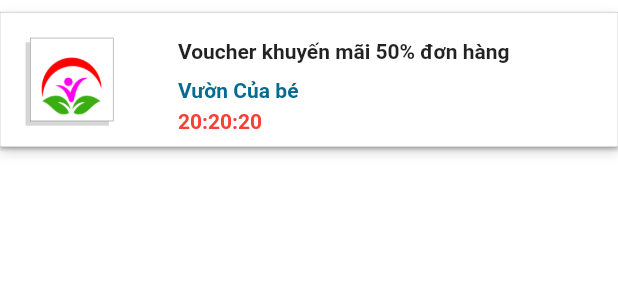
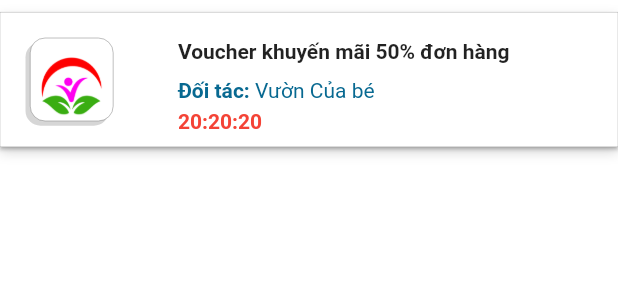
Before and after one commit to NhaPCS/baby_garden, a Flutter app: the VoucherCard widget shown alone on an empty page, opened directly, on a phone screen of 412 x 824 dp. Shown: the top 300 px of the screen. Run offline on Flutter 3.47's test engine with Material 2 defaults, Android fonts, the phone set to English and light mode, and no system bars; our stand-ins replace auto_size_text, cached_network_image, carousel_slider, dots_indicator, flutter_svg, font_awesome_flutter and 4 more; accounts and stored records are empty; network calls fail.

Commit message:
add title partner

```diff
--- a/lib/screen/voucher/voucherCard.dart
+++ b/lib/screen/voucher/voucherCard.dart
@@ -1,3 +1,4 @@
+import 'package:baby_garden_flutter/generated/l10n.dart';
 import 'package:baby_garden_flutter/util/resource.dart';
 import 'package:flutter/cupertino.dart';
 import 'package:flutter/material.dart';
@@ -7,9 +8,15 @@ class VoucherCard extends StatelessWidget {
   final description;
   final partner;
   final timeRemain;
+  final context;
 
   VoucherCard(
-      {Key key, this.image, this.description, this.partner, this.timeRemain})
+      {Key key,
+      this.image,
+      this.description,
+      this.partner,
+      this.timeRemain,
+      this.context})
       : super(key: key);
 
   @override
@@ -39,6 +46,7 @@ class VoucherCard extends StatelessWidget {
           Container(
             margin: EdgeInsets.only(left: 20),
             decoration: BoxDecoration(
+                borderRadius: BorderRadius.circular(10.0),
                 color: Colors.white,
                 boxShadow: [
                   BoxShadow(
@@ -49,7 +57,7 @@ class VoucherCard extends StatelessWidget {
                 border: Border.all(
                     color: Color.fromRGBO(112, 112, 112, 1), width: 0.3)),
             child: ClipRRect(
-              borderRadius: BorderRadius.circular(5.0),
+              // borderRadius: BorderRadius.circular(5.0),
               child: Image.asset(
                 this.image,
                 width: 55.0,
@@ -74,10 +82,16 @@ class VoucherCard extends StatelessWidget {
                       ),
                       Padding(
                           padding: const EdgeInsets.only(top: 10),
-                          child: Text(this.partner,
-                              style: TextStyle(
+                          child: Row(children: <Widget>[
+                            Text(S.of(this.context).partner + ': ',
+                                style: TextStyle(
+                                    color: Color.fromRGBO(8, 105, 145, 1),
+                                    fontWeight: FontWeight.bold)),
+                            Text(this.partner,
+                                style: TextStyle(
                                   color: Color.fromRGBO(8, 105, 145, 1),
-                                  fontWeight: FontWeight.bold))),
+                                ))
+                          ])),
                       Padding(
                         padding: const EdgeInsets.only(top: 5),
                         child: Text(
--- a/lib/screen/voucher/voucher_management.dart
+++ b/lib/screen/voucher/voucher_management.dart
@@ -18,12 +18,14 @@ class _VoucherManageState extends BaseState<VoucherManagement> {
   @override
   Widget buildWidget(BuildContext context) {
     final sampleVoucher1 = VoucherCard(
+        context: context,
         description: "Voucher khuyến mãi 50% đơn hàng",
         image: 'photo/sample_voucher.png',
         partner: "Vườn Của bé",
         timeRemain: "20:20:20");
 
     final sampleVoucher2 = VoucherCard(
+        context: context,
         description: "Voucher khuyến mãi 50% đơn hàng",
         image: 'photo/voucher30shine.png',
         partner: "30 shine");
```
